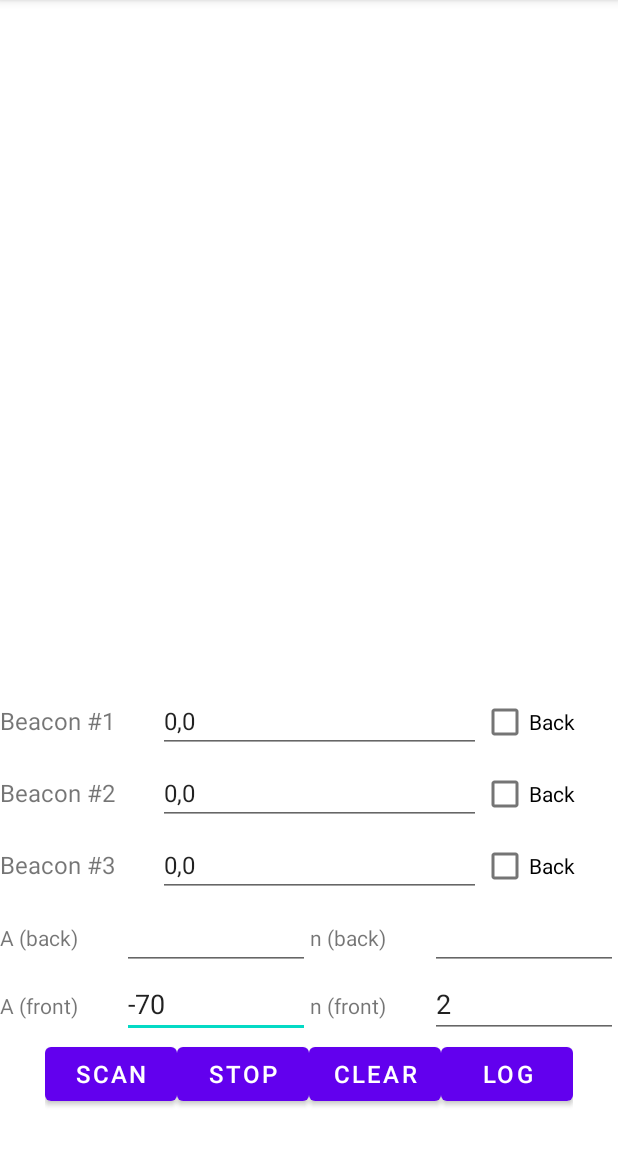
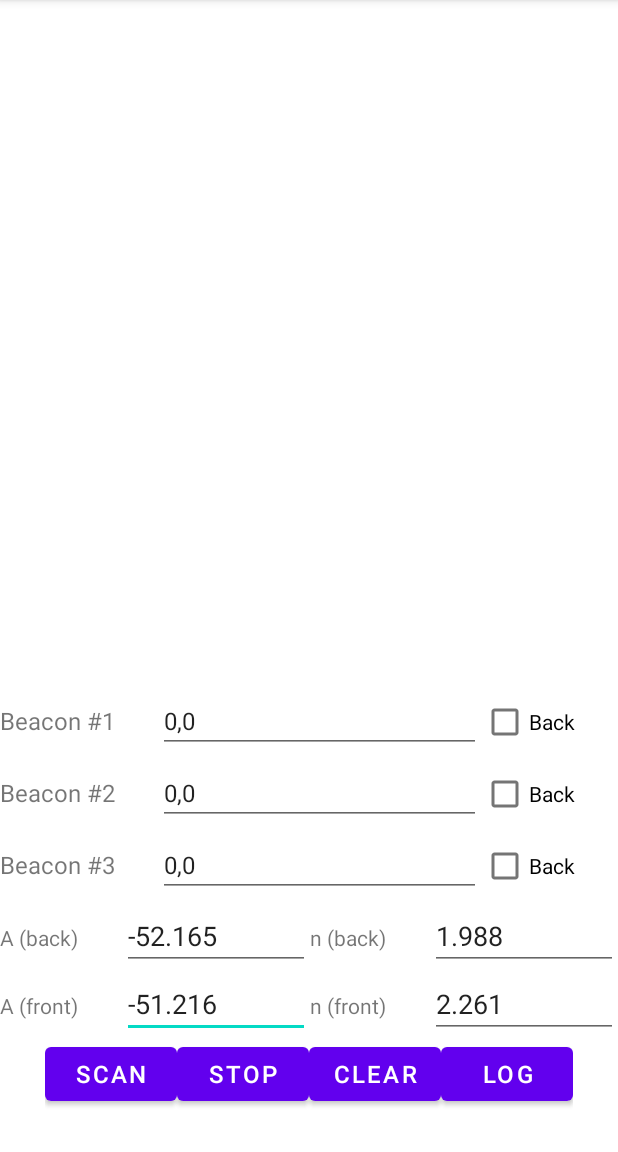
Before and after one commit to parksh01/RSSI_PDR_Indoor_Positioning, an Android app: the screen it shows after launch (MainActivity), on a phone screen of 412 x 824 dp, the part 84-1236 px from its top. Run offline under Robolectric (Android 15) with nearby library versions, the phone set to English and light mode, and no system bars.

Commit message:
Prepared UI for triangulation

```diff
--- a/RSSIMeasureApp/app/src/main/java/org/techtown/rssimeasureapp/MainActivity.java
+++ b/RSSIMeasureApp/app/src/main/java/org/techtown/rssimeasureapp/MainActivity.java
@@ -39,8 +39,11 @@ public class MainActivity extends AppCompatActivity {
     ListItemAdapter adapter;
 
     // RSSI to Distance mapping coefficients.
-    EditText RSSItoDist_A;
-    EditText RSSItoDist_n;
+    EditText RSSItoDist_A, RSSItoDist_A_back;
+    EditText RSSItoDist_n, RSSItoDist_n_back;
+
+    // Beacon coordinates
+    EditText Beacon01coordinates, Beacon02coordinates, Beacon03coordinates;
 
     @Override
     protected void onCreate(Bundle savedInstanceState) {
@@ -74,21 +77,44 @@ public class MainActivity extends AppCompatActivity {
         adapter = new ListItemAdapter();
         listView.setAdapter(adapter);
 
-        String RSSItoDist_A_value = PrefManager.getString(this, "RSSItoDist_A", "-70");
+        // storing form into SharedPreferences.
+        String RSSItoDist_A_value = PrefManager.getString(this, "RSSItoDist_A_front", "-51.216");
         RSSItoDist_A = findViewById(R.id.RSSItoDist_A);
         RSSItoDist_A.setText(RSSItoDist_A_value);
 
-        String Kalman_n_value = PrefManager.getString(this, "RSSItoDist_n", "2");
+        String RSSItoDist_n_value = PrefManager.getString(this, "RSSItoDist_n_front", "2.261");
         RSSItoDist_n = findViewById(R.id.RSSItoDist_n);
-        RSSItoDist_n.setText(Kalman_n_value);
+        RSSItoDist_n.setText(RSSItoDist_n_value);
+
+        String RSSItoDist_A_back_value = PrefManager.getString(this, "RSSItoDist_A_back", "-52.165");
+        RSSItoDist_A_back = findViewById(R.id.RSSItoDist_A_back);
+        RSSItoDist_A_back.setText(RSSItoDist_A_back_value);
+
+        String RSSItoDist_n_back_value = PrefManager.getString(this, "RSSItoDist_n_back", "1.988");
+        RSSItoDist_n_back = findViewById(R.id.RSSItoDist_n_back);
+        RSSItoDist_n_back.setText(RSSItoDist_n_back_value);
+
+        Beacon01coordinates = findViewById(R.id.Beacon1Coordinate);
+        Beacon01coordinates.setText(PrefManager.getString(this, "Beacon01coordinates", "0,0"));
+
+        Beacon02coordinates = findViewById(R.id.Beacon2Coordinate);
+        Beacon02coordinates.setText(PrefManager.getString(this, "Beacon02coordinates", "0,0"));
+
+        Beacon03coordinates = findViewById(R.id.Beacon3Coordinate);
+        Beacon03coordinates.setText(PrefManager.getString(this, "Beacon03coordinates", "0,0"));
     }
 
     @Override
     protected void onPause() {
         // Store RSSI to distance coefficients for further use.
         super.onPause();
-        PrefManager.setString(this, "RSSItoDist_A", RSSItoDist_A.getText().toString());
-        PrefManager.setString(this, "RSSItoDist_n", RSSItoDist_n.getText().toString());
+        PrefManager.setString(this, "RSSItoDist_A_front", RSSItoDist_A.getText().toString());
+        PrefManager.setString(this, "RSSItoDist_n_front", RSSItoDist_n.getText().toString());
+        PrefManager.setString(this, "RSSItoDist_A_back", RSSItoDist_A_back.getText().toString());
+        PrefManager.setString(this, "RSSItoDist_n_back", RSSItoDist_n_back.getText().toString());
+        PrefManager.setString(this, "Beacon01coordinates", Beacon01coordinates.getText().toString());
+        PrefManager.setString(this, "Beacon02coordinates", Beacon02coordinates.getText().toString());
+        PrefManager.setString(this, "Beacon03coordinates", Beacon03coordinates.getText().toString());
     }
 
 
--- a/RSSIMeasureApp/app/src/main/res/layout/activity_main.xml
+++ b/RSSIMeasureApp/app/src/main/res/layout/activity_main.xml
@@ -41,7 +41,6 @@
             android:inputType="textPersonName" />
 
         <TextView
-            android:id="@+id/textView2"
             android:layout_width="wrap_content"
             android:layout_height="wrap_content"
             android:layout_weight="1"
@@ -66,7 +65,6 @@
         app:layout_constraintStart_toStartOf="parent">
 
         <TextView
-            android:id="@+id/textView"
             android:layout_width="wrap_content"
             android:layout_height="wrap_content"
             android:layout_weight="1"
```
